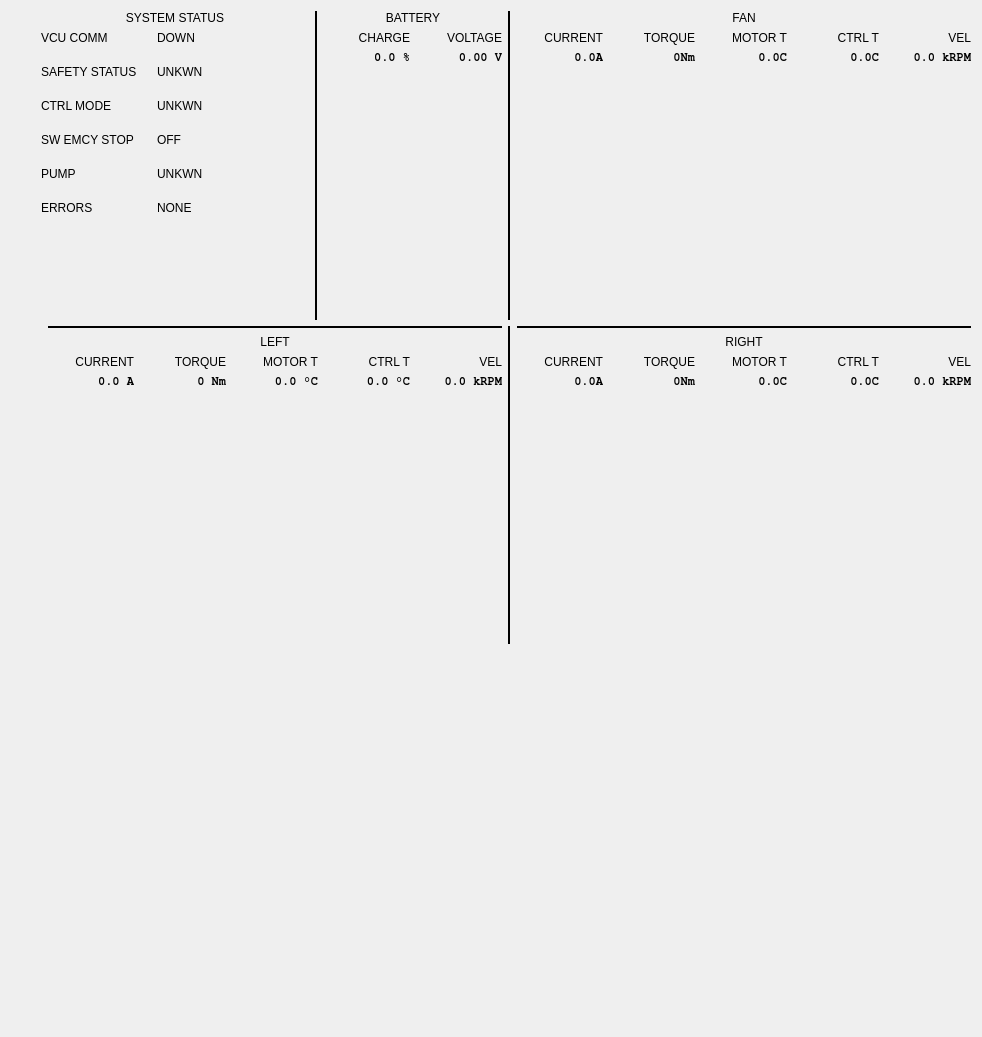
Above: asb_rviz_plugins/resources/asb.ui from AIRLab-POLIMI/AgroSenseBot before the change. Below: the same form after it.
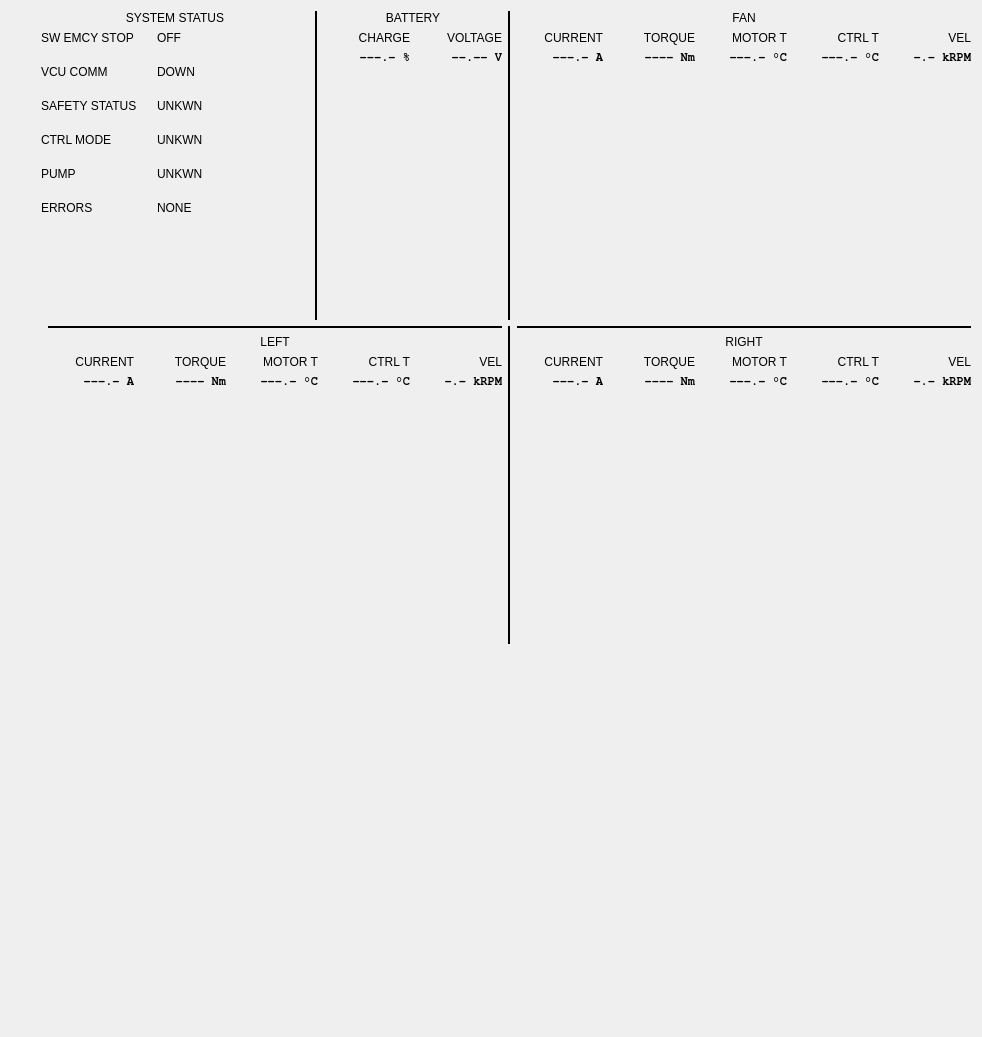
That is the form after the change. Custom widgets are drawn as their Qt base class.

Commit message: added all motor, comm, and system data to UI

```diff
--- a/asb_rviz_plugins/resources/asb.ui
+++ b/asb_rviz_plugins/resources/asb.ui
@@ -40,7 +40,7 @@
        <item>
         <layout class="QVBoxLayout" name="vcu_comm_layout">
          <item>
-          <widget class="QLabel" name="vcu_comm_label">
+          <widget class="QLabel" name="system_status_label">
            <property name="sizePolicy">
             <sizepolicy hsizetype="Preferred" vsizetype="Fixed">
              <horstretch>0</horstretch>
@@ -69,15 +69,8 @@
            <property name="verticalSpacing">
             <number>20</number>
            </property>
-           <item row="0" column="1">
-            <widget class="QLabel" name="comm_disp">
-             <property name="text">
-              <string>DOWN</string>
-             </property>
-            </widget>
-           </item>
            <item row="0" column="0">
-            <widget class="QLabel" name="comm_label">
+            <widget class="QLabel" name="sw_emergency_stop_label">
              <property name="sizePolicy">
               <sizepolicy hsizetype="Fixed" vsizetype="Preferred">
                <horstretch>0</horstretch>
@@ -85,11 +78,38 @@
               </sizepolicy>
              </property>
              <property name="text">
-              <string>VCU COMM</string>
+              <string>SW EMCY STOP</string>
+             </property>
+            </widget>
+           </item>
+           <item row="0" column="1">
+            <widget class="QLabel" name="sw_emergency_stop_disp">
+             <property name="text">
+              <string>OFF</string>
              </property>
             </widget>
            </item>
            <item row="1" column="0">
+            <widget class="QLabel" name="vcu_comm_label">
+             <property name="sizePolicy">
+              <sizepolicy hsizetype="Fixed" vsizetype="Preferred">
+               <horstretch>0</horstretch>
+               <verstretch>0</verstretch>
+              </sizepolicy>
+             </property>
+             <property name="text">
+              <string>VCU COMM</string>
+             </property>
+            </widget>
+           </item>
+           <item row="1" column="1">
+            <widget class="QLabel" name="vcu_comm_disp">
+             <property name="text">
+              <string>DOWN</string>
+             </property>
+            </widget>
+           </item>
+           <item row="2" column="0">
             <widget class="QLabel" name="vcu_safety_label">
              <property name="sizePolicy">
               <sizepolicy hsizetype="Fixed" vsizetype="Preferred">
@@ -102,14 +122,14 @@
              </property>
             </widget>
            </item>
-           <item row="1" column="1">
+           <item row="2" column="1">
             <widget class="QLabel" name="vcu_safety_disp">
              <property name="text">
               <string>UNKWN</string>
              </property>
             </widget>
            </item>
-           <item row="2" column="0">
+           <item row="3" column="0">
             <widget class="QLabel" name="control_mode_label">
              <property name="sizePolicy">
               <sizepolicy hsizetype="Fixed" vsizetype="Preferred">
@@ -122,30 +142,10 @@
              </property>
             </widget>
            </item>
-           <item row="2" column="1">
-            <widget class="QLabel" name="control_mode_disp">
-             <property name="text">
-              <string>UNKWN</string>
-             </property>
-            </widget>
-           </item>
-           <item row="3" column="0">
-            <widget class="QLabel" name="sw_emergency_stop_label">
-             <property name="sizePolicy">
-              <sizepolicy hsizetype="Fixed" vsizetype="Preferred">
-               <horstretch>0</horstretch>
-               <verstretch>0</verstretch>
-              </sizepolicy>
-             </property>
-             <property name="text">
-              <string>SW EMCY STOP</string>
-             </property>
-            </widget>
-           </item>
            <item row="3" column="1">
-            <widget class="QLabel" name="sw_emergency_stop_disp">
+            <widget class="QLabel" name="control_mode_disp">
              <property name="text">
-              <string>OFF</string>
+              <string>UNKWN</string>
              </property>
             </widget>
            </item>
@@ -275,7 +275,7 @@
                 </font>
                </property>
                <property name="text">
-                <string>0.0 %</string>
+                <string>---.- %</string>
                </property>
                <property name="alignment">
                 <set>Qt::AlignRight|Qt::AlignTrailing|Qt::AlignVCenter</set>
@@ -343,7 +343,7 @@
                 </font>
                </property>
                <property name="text">
-                <string>0.00 V</string>
+                <string>--.-- V</string>
                </property>
                <property name="alignment">
                 <set>Qt::AlignRight|Qt::AlignTrailing|Qt::AlignVCenter</set>
@@ -493,7 +493,7 @@
                 </font>
                </property>
                <property name="text">
-                <string>0.0A</string>
+                <string>---.- A</string>
                </property>
                <property name="alignment">
                 <set>Qt::AlignRight|Qt::AlignTrailing|Qt::AlignVCenter</set>
@@ -567,7 +567,7 @@
                 </font>
                </property>
                <property name="text">
-                <string>0Nm</string>
+                <string>---- Nm</string>
                </property>
                <property name="alignment">
                 <set>Qt::AlignRight|Qt::AlignTrailing|Qt::AlignVCenter</set>
@@ -641,7 +641,7 @@
                 </font>
                </property>
                <property name="text">
-                <string>0.0C</string>
+                <string>---.- °C</string>
                </property>
                <property name="alignment">
                 <set>Qt::AlignRight|Qt::AlignTrailing|Qt::AlignVCenter</set>
@@ -736,7 +736,7 @@
                 </font>
                </property>
                <property name="text">
-                <string>0.0C</string>
+                <string>---.- °C</string>
                </property>
                <property name="alignment">
                 <set>Qt::AlignRight|Qt::AlignTrailing|Qt::AlignVCenter</set>
@@ -831,7 +831,7 @@
                 </font>
                </property>
                <property name="text">
-                <string>0.0 kRPM</string>
+                <string>-.- kRPM</string>
                </property>
                <property name="alignment">
                 <set>Qt::AlignRight|Qt::AlignTrailing|Qt::AlignVCenter</set>
@@ -1000,7 +1000,7 @@
                 </font>
                </property>
                <property name="text">
-                <string>0.0 A</string>
+                <string>---.- A</string>
                </property>
                <property name="alignment">
                 <set>Qt::AlignRight|Qt::AlignTrailing|Qt::AlignVCenter</set>
@@ -1074,7 +1074,7 @@
                 </font>
                </property>
                <property name="text">
-                <string>0 Nm</string>
+                <string>---- Nm</string>
                </property>
                <property name="alignment">
                 <set>Qt::AlignRight|Qt::AlignTrailing|Qt::AlignVCenter</set>
@@ -1148,7 +1148,7 @@
                 </font>
                </property>
                <property name="text">
-                <string>0.0 °C</string>
+                <string>---.- °C</string>
                </property>
                <property name="alignment">
                 <set>Qt::AlignRight|Qt::AlignTrailing|Qt::AlignVCenter</set>
@@ -1249,7 +1249,7 @@
                 </font>
                </property>
                <property name="text">
-                <string>0.0 °C</string>
+                <string>---.- °C</string>
                </property>
                <property name="alignment">
                 <set>Qt::AlignRight|Qt::AlignTrailing|Qt::AlignVCenter</set>
@@ -1344,7 +1344,7 @@
                 </font>
                </property>
                <property name="text">
-                <string>0.0 kRPM</string>
+                <string>-.- kRPM</string>
                </property>
                <property name="alignment">
                 <set>Qt::AlignRight|Qt::AlignTrailing|Qt::AlignVCenter</set>
@@ -1518,7 +1518,7 @@
                 </font>
                </property>
                <property name="text">
-                <string>0.0A</string>
+                <string>---.- A</string>
                </property>
                <property name="alignment">
                 <set>Qt::AlignRight|Qt::AlignTrailing|Qt::AlignVCenter</set>
@@ -1592,7 +1592,7 @@
                 </font>
                </property>
                <property name="text">
-                <string>0Nm</string>
+                <string>---- Nm</string>
                </property>
                <property name="alignment">
                 <set>Qt::AlignRight|Qt::AlignTrailing|Qt::AlignVCenter</set>
@@ -1669,7 +1669,7 @@
                 </font>
                </property>
                <property name="text">
-                <string>0.0C</string>
+                <string>---.- °C</string>
                </property>
                <property name="alignment">
                 <set>Qt::AlignRight|Qt::AlignTrailing|Qt::AlignVCenter</set>
@@ -1764,7 +1764,7 @@
                 </font>
                </property>
                <property name="text">
-                <string>0.0C</string>
+                <string>---.- °C</string>
                </property>
                <property name="alignment">
                 <set>Qt::AlignRight|Qt::AlignTrailing|Qt::AlignVCenter</set>
@@ -1859,7 +1859,7 @@
                 </font>
                </property>
                <property name="text">
-                <string>0.0 kRPM</string>
+                <string>-.- kRPM</string>
                </property>
                <property name="alignment">
                 <set>Qt::AlignRight|Qt::AlignTrailing|Qt::AlignVCenter</set>
```
The commit also changes 6 other files.
